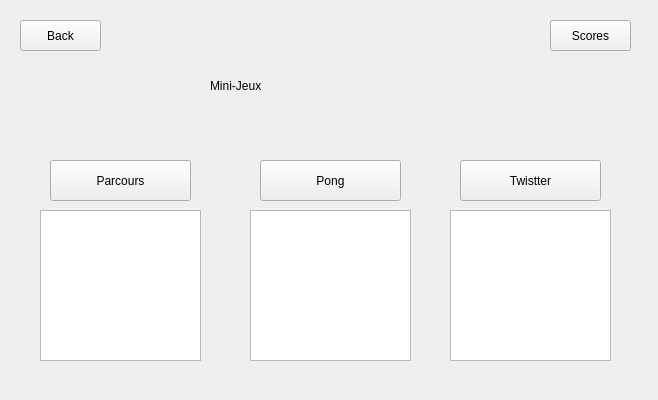
First picture: the form in testIHMClimingProject/testIHMClimingProject/jeuMenu.ui, repository simplyyCarlos/ClimbingProject, before the edit.
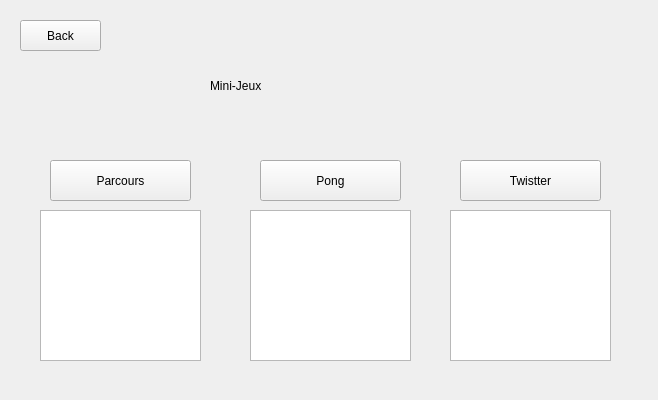
Second picture: the form after the edit.

Diff of the .ui file:
```diff
--- a/testIHMClimingProject/testIHMClimingProject/jeuMenu.ui
+++ b/testIHMClimingProject/testIHMClimingProject/jeuMenu.ui
@@ -129,19 +129,6 @@
 &lt;p align=&quot;center&quot; style=&quot; margin-top:0px; margin-bottom:0px; margin-left:0px; margin-right:0px; -qt-block-indent:0; text-indent:0px;&quot;&gt;&lt;span style=&quot; color:#ffffff;&quot;&gt;Lorem ipsum dolor sit amet, consectetur adipiscing elit. Nam ornare leo at turpis venenatis, sed ultricies nibh dictum. Maecenas et massa imperdiet, condimentum risus a, lacinia neque. &lt;/span&gt;&lt;/p&gt;&lt;/body&gt;&lt;/html&gt;</string>
    </property>
   </widget>
-  <widget class="QPushButton" name="pushButton_Scores">
-   <property name="geometry">
-    <rect>
-     <x>550</x>
-     <y>20</y>
-     <width>81</width>
-     <height>31</height>
-    </rect>
-   </property>
-   <property name="text">
-    <string>Scores</string>
-   </property>
-  </widget>
  </widget>
  <resources/>
  <connections/>
```
